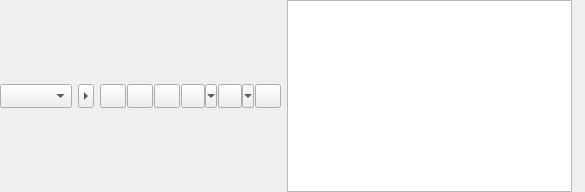
The window that src/qtui/ui/inputwidget.ui (quassel/quassel) describes before a commit, drawn with Qt 5.
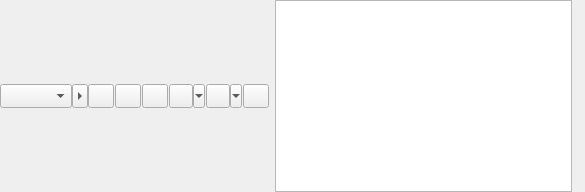
The same window after the commit. Icons and pictures are not drawn. Custom widgets are drawn as their Qt base class.

Commit message: Fixes misalignment of buttons in inputwidget

Patch:
```diff
--- a/src/qtui/ui/inputwidget.ui
+++ b/src/qtui/ui/inputwidget.ui
@@ -42,6 +42,36 @@
     <number>0</number>
    </property>
    <item>
+    <widget class="QFrame" name="controlsFrame">
+     <property name="sizePolicy">
+      <sizepolicy hsizetype="Minimum" vsizetype="Maximum">
+       <horstretch>0</horstretch>
+       <verstretch>0</verstretch>
+      </sizepolicy>
+     </property>
+     <property name="frameShape">
+      <enum>QFrame::NoFrame</enum>
+     </property>
+     <property name="frameShadow">
+      <enum>QFrame::Raised</enum>
+     </property>
+     <layout class="QHBoxLayout" name="controlsFrameLayout">
+      <property name="spacing">
+       <number>0</number>
+      </property>
+      <property name="leftMargin">
+       <number>0</number>
+      </property>
+      <property name="topMargin">
+       <number>0</number>
+      </property>
+      <property name="rightMargin">
+       <number>0</number>
+      </property>
+      <property name="bottomMargin">
+       <number>0</number>
+      </property>
+      <item>
     <widget class="QComboBox" name="ownNick">
      <property name="sizePolicy">
       <sizepolicy hsizetype="Preferred" vsizetype="Fixed">
@@ -66,7 +96,7 @@
    <item>
     <widget class="QToolButton" name="showStyleButton">
      <property name="sizePolicy">
-      <sizepolicy hsizetype="Fixed" vsizetype="Fixed">
+         <sizepolicy hsizetype="Fixed" vsizetype="Maximum">
        <horstretch>0</horstretch>
        <verstretch>0</verstretch>
       </sizepolicy>
@@ -80,7 +110,7 @@
      <property name="maximumSize">
       <size>
        <width>16</width>
-       <height>24</height>
+          <height>16777215</height>
       </size>
      </property>
      <property name="text">
@@ -96,6 +126,12 @@
    </item>
    <item>
     <widget class="QFrame" name="styleFrame">
+        <property name="sizePolicy">
+         <sizepolicy hsizetype="Preferred" vsizetype="Maximum">
+          <horstretch>0</horstretch>
+          <verstretch>0</verstretch>
+         </sizepolicy>
+        </property>
      <layout class="QHBoxLayout" name="styleHorizontalLayout">
       <property name="spacing">
        <number>1</number>
@@ -118,7 +154,7 @@
          <bool>true</bool>
         </property>
         <property name="sizePolicy">
-         <sizepolicy hsizetype="Fixed" vsizetype="Fixed">
+            <sizepolicy hsizetype="Fixed" vsizetype="Maximum">
           <horstretch>0</horstretch>
           <verstretch>0</verstretch>
          </sizepolicy>
@@ -131,8 +167,8 @@
         </property>
         <property name="maximumSize">
          <size>
-          <width>26</width>
-          <height>24</height>
+             <width>16777215</width>
+             <height>16777215</height>
          </size>
         </property>
         <property name="toolTip">
@@ -158,7 +194,7 @@
          <bool>true</bool>
         </property>
         <property name="sizePolicy">
-         <sizepolicy hsizetype="Fixed" vsizetype="Fixed">
+            <sizepolicy hsizetype="Fixed" vsizetype="Maximum">
           <horstretch>0</horstretch>
           <verstretch>0</verstretch>
          </sizepolicy>
@@ -171,8 +207,8 @@
         </property>
         <property name="maximumSize">
          <size>
-          <width>26</width>
-          <height>24</height>
+             <width>16777215</width>
+             <height>16777215</height>
          </size>
         </property>
         <property name="toolTip">
@@ -201,7 +237,7 @@
          <bool>true</bool>
         </property>
         <property name="sizePolicy">
-         <sizepolicy hsizetype="Fixed" vsizetype="Fixed">
+            <sizepolicy hsizetype="Fixed" vsizetype="Maximum">
           <horstretch>0</horstretch>
           <verstretch>0</verstretch>
          </sizepolicy>
@@ -214,8 +250,8 @@
         </property>
         <property name="maximumSize">
          <size>
-          <width>26</width>
-          <height>24</height>
+             <width>16777215</width>
+             <height>16777215</height>
          </size>
         </property>
         <property name="toolTip">
@@ -241,7 +277,7 @@
       <item>
        <widget class="QToolButton" name="textcolorButton">
         <property name="sizePolicy">
-         <sizepolicy hsizetype="Fixed" vsizetype="Fixed">
+            <sizepolicy hsizetype="Fixed" vsizetype="Maximum">
           <horstretch>0</horstretch>
           <verstretch>0</verstretch>
          </sizepolicy>
@@ -254,8 +290,8 @@
         </property>
         <property name="maximumSize">
          <size>
-          <width>37</width>
-          <height>24</height>
+             <width>16777215</width>
+             <height>16777215</height>
          </size>
         </property>
         <property name="toolTip">
@@ -272,7 +308,7 @@
       <item>
        <widget class="QToolButton" name="highlightcolorButton">
         <property name="sizePolicy">
-         <sizepolicy hsizetype="Fixed" vsizetype="Fixed">
+            <sizepolicy hsizetype="Fixed" vsizetype="Maximum">
           <horstretch>0</horstretch>
           <verstretch>0</verstretch>
          </sizepolicy>
@@ -285,8 +321,8 @@
         </property>
         <property name="maximumSize">
          <size>
-          <width>37</width>
-          <height>24</height>
+             <width>16777215</width>
+             <height>16777215</height>
          </size>
         </property>
         <property name="toolTip">
@@ -306,7 +342,7 @@
          <bool>true</bool>
         </property>
         <property name="sizePolicy">
-         <sizepolicy hsizetype="Fixed" vsizetype="Fixed">
+            <sizepolicy hsizetype="Fixed" vsizetype="Maximum">
           <horstretch>0</horstretch>
           <verstretch>0</verstretch>
          </sizepolicy>
@@ -319,8 +355,8 @@
         </property>
         <property name="maximumSize">
          <size>
-          <width>26</width>
-          <height>24</height>
+             <width>16777215</width>
+             <height>16777215</height>
          </size>
         </property>
         <property name="toolTip">
@@ -340,18 +376,60 @@
      </layout>
     </widget>
    </item>
+     </layout>
+    </widget>
+   </item>
+   <item>
+    <widget class="QFrame" name="inputFrame">
+     <property name="sizePolicy">
+      <sizepolicy hsizetype="Expanding" vsizetype="Preferred">
+       <horstretch>0</horstretch>
+       <verstretch>0</verstretch>
+      </sizepolicy>
+     </property>
+     <property name="frameShape">
+      <enum>QFrame::NoFrame</enum>
+     </property>
+     <property name="frameShadow">
+      <enum>QFrame::Raised</enum>
+     </property>
+     <layout class="QVBoxLayout" name="inputFrameLayout">
+      <property name="spacing">
+       <number>0</number>
+      </property>
+      <property name="leftMargin">
+       <number>0</number>
+      </property>
+      <property name="topMargin">
+       <number>0</number>
+      </property>
+      <property name="rightMargin">
+       <number>0</number>
+      </property>
+      <property name="bottomMargin">
+       <number>0</number>
+      </property>
    <item>
     <widget class="MultiLineEdit" name="inputEdit">
+        <property name="enabled">
+         <bool>true</bool>
+        </property>
      <property name="sizePolicy">
-      <sizepolicy hsizetype="Expanding" vsizetype="Maximum">
+         <sizepolicy hsizetype="MinimumExpanding" vsizetype="Maximum">
        <horstretch>0</horstretch>
        <verstretch>24</verstretch>
       </sizepolicy>
      </property>
      <property name="minimumSize">
       <size>
-       <width>0</width>
-       <height>24</height>
+          <width>24</width>
+          <height>0</height>
+         </size>
+        </property>
+        <property name="maximumSize">
+         <size>
+          <width>16777215</width>
+          <height>16777215</height>
       </size>
      </property>
      <property name="verticalScrollBarPolicy">
@@ -365,8 +443,17 @@
      </property>
     </widget>
    </item>
+     </layout>
+    </widget>
+   </item>
    <item>
     <widget class="QLabel" name="encryptionIconLabel">
+     <property name="sizePolicy">
+      <sizepolicy hsizetype="Preferred" vsizetype="Maximum">
+       <horstretch>0</horstretch>
+       <verstretch>0</verstretch>
+      </sizepolicy>
+     </property>
      <property name="text">
       <string notr="true">&lt;img src=&quot;:/icons/oxygen/16x16/actions/document-encrypt.png&quot;&gt;</string>
      </property>
```
Left out of the diff: 2 changed lines with no effect on the pictures. Lines whose indentation alone changed are shown as unchanged.
